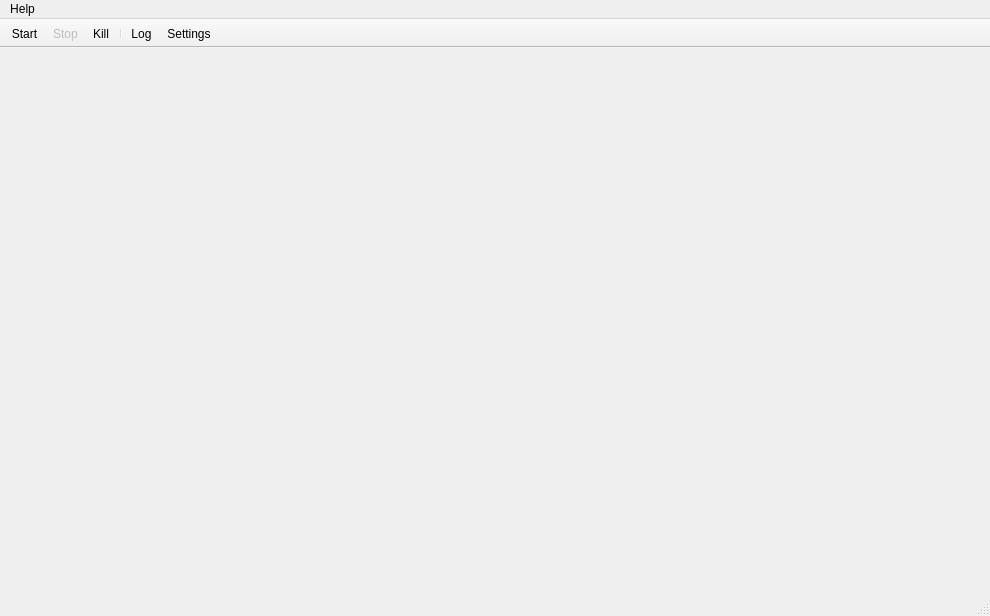
Above: botfather/gui/control_window.ui from botfatherio/botfather before the change. Below: the same form after it.
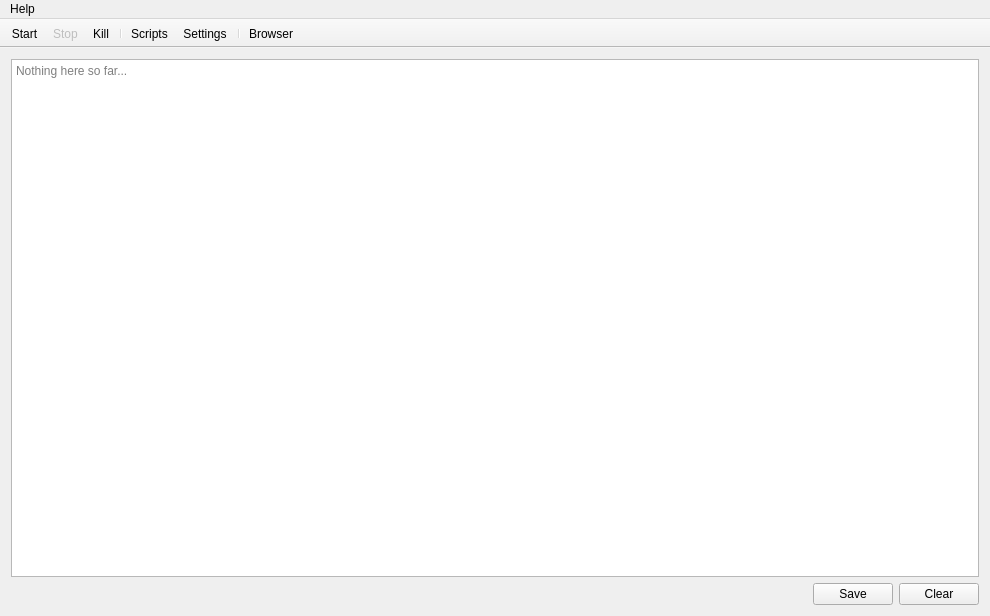
That is the form after the change. Icons and pictures are not drawn.

Commit message: Moves log to main window and browser to extra window.

What changed in the file:
```diff
--- a/botfather/gui/control_window.ui
+++ b/botfather/gui/control_window.ui
@@ -20,7 +20,51 @@
   <property name="dockOptions">
    <set>QMainWindow::AllowTabbedDocks|QMainWindow::AnimatedDocks</set>
   </property>
-  <widget class="QWidget" name="centralWidget"/>
+  <widget class="QWidget" name="centralWidget">
+   <layout class="QVBoxLayout" name="verticalLayout">
+    <item>
+     <widget class="QTextEdit" name="log_text">
+      <property name="readOnly">
+       <bool>true</bool>
+      </property>
+      <property name="placeholderText">
+       <string>Nothing here so far...</string>
+      </property>
+     </widget>
+    </item>
+    <item>
+     <layout class="QHBoxLayout" name="horizontalLayout">
+      <item>
+       <spacer name="horizontalSpacer">
+        <property name="orientation">
+         <enum>Qt::Horizontal</enum>
+        </property>
+        <property name="sizeHint" stdset="0">
+         <size>
+          <width>40</width>
+          <height>20</height>
+         </size>
+        </property>
+       </spacer>
+      </item>
+      <item>
+       <widget class="QPushButton" name="save_button">
+        <property name="text">
+         <string>Save</string>
+        </property>
+       </widget>
+      </item>
+      <item>
+       <widget class="QPushButton" name="clear_button">
+        <property name="text">
+         <string>Clear</string>
+        </property>
+       </widget>
+      </item>
+     </layout>
+    </item>
+   </layout>
+  </widget>
   <widget class="QMenuBar" name="menuBar">
    <property name="geometry">
     <rect>
@@ -52,6 +96,21 @@
    <property name="movable">
     <bool>false</bool>
    </property>
+   <property name="orientation">
+    <enum>Qt::Horizontal</enum>
+   </property>
+   <property name="iconSize">
+    <size>
+     <width>32</width>
+     <height>32</height>
+    </size>
+   </property>
+   <property name="toolButtonStyle">
+    <enum>Qt::ToolButtonTextUnderIcon</enum>
+   </property>
+   <property name="floatable">
+    <bool>true</bool>
+   </property>
    <attribute name="toolBarArea">
     <enum>TopToolBarArea</enum>
    </attribute>
@@ -62,10 +121,11 @@
    <addaction name="actionStop"/>
    <addaction name="actionKill"/>
    <addaction name="separator"/>
-   <addaction name="actionLog"/>
+   <addaction name="actionScripts"/>
    <addaction name="actionSettings"/>
+   <addaction name="separator"/>
+   <addaction name="actionBrowser"/>
   </widget>
-  <widget class="QStatusBar" name="statusBar"/>
   <action name="actionStart">
    <property name="icon">
     <iconset resource="../res/gui.qrc">
@@ -111,20 +171,12 @@
    </property>
   </action>
   <action name="actionScripts">
-   <property name="text">
-    <string>Get Scripts</string>
-   </property>
-  </action>
-  <action name="actionLog">
    <property name="icon">
     <iconset resource="../res/gui.qrc">
      <normaloff>:/gui/win10-Ingredients List-96.png</normaloff>:/gui/win10-Ingredients List-96.png</iconset>
    </property>
    <property name="text">
-    <string>Log</string>
-   </property>
-   <property name="toolTip">
-    <string>Open the log window</string>
+    <string>Scripts</string>
    </property>
   </action>
   <action name="actionKill">
@@ -142,6 +194,23 @@
     <bool>false</bool>
    </property>
   </action>
+  <action name="actionAboutQt">
+   <property name="text">
+    <string>About Qt</string>
+   </property>
+  </action>
+  <action name="actionBrowser">
+   <property name="icon">
+    <iconset resource="../res/gui.qrc">
+     <normaloff>:/gui/icons8-web-design-64.png</normaloff>:/gui/icons8-web-design-64.png</iconset>
+   </property>
+   <property name="text">
+    <string>Browser</string>
+   </property>
+   <property name="toolTip">
+    <string>Opens botfathers integrated browser</string>
+   </property>
+  </action>
  </widget>
  <layoutdefault spacing="6" margin="11"/>
  <resources>
```
Left out of the diff: 16 changed lines with no effect on the pictures. The commit also changes 11 other files.
